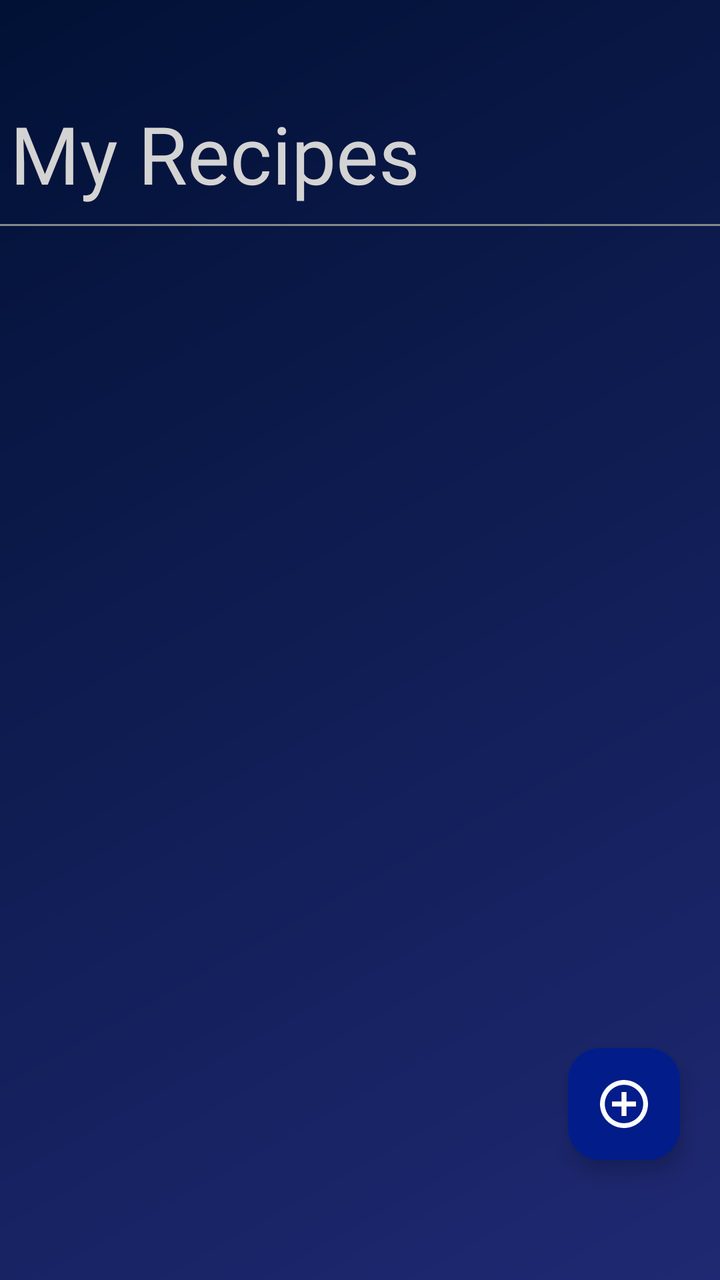
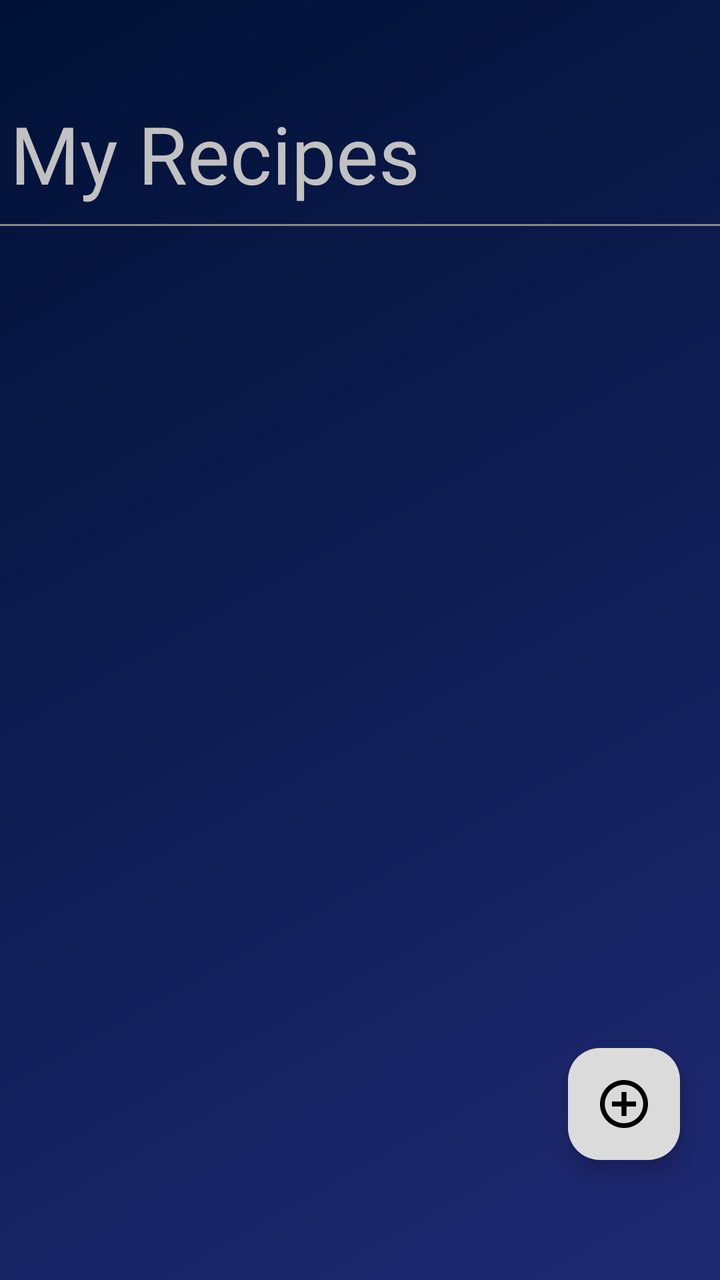

Compare the two renders of this Android layout. The source of the first and the diff that turns it into the second are given below.
<!-- AndroidManifest.xml: application theme Theme.Recipe -->
<!-- res/layout/activity_main.xml -->
<?xml version="1.0" encoding="utf-8"?>
<androidx.constraintlayout.widget.ConstraintLayout xmlns:android="http://schemas.android.com/apk/res/android"
    xmlns:app="http://schemas.android.com/apk/res-auto"
    xmlns:tools="http://schemas.android.com/tools"
    android:id="@+id/main"
    android:layout_width="match_parent"
    android:layout_height="match_parent"
    android:adjustViewBounds="true"
    android:background="@drawable/my_background"
    android:scaleType="centerCrop"
    tools:context=".activities.MainActivity">

    
    <TextView
        android:id="@+id/main_RecipeTextView"
        android:layout_width="350dp"
        android:layout_height="62dp"
        android:layout_marginTop="50dp"
        android:fontFamily="@font/open_sans_bold"
        android:gravity="left"
        android:text="@string/text_my_recipes"
        android:textColor="@color/my_text_view_back"
        android:textSize="40sp"
        app:layout_constraintEnd_toEndOf="parent"
        app:layout_constraintStart_toStartOf="parent"
        app:layout_constraintTop_toTopOf="parent" />

    <View
        android:id="@+id/lineUnderText"
        android:layout_width="match_parent"
        android:layout_height="1dp"
        android:background="#888888"
        app:layout_constraintTop_toBottomOf="@id/main_RecipeTextView"
        app:layout_constraintStart_toStartOf="parent"
        app:layout_constraintEnd_toEndOf="parent"/>


    
    <androidx.recyclerview.widget.RecyclerView
        android:id="@+id/RecyclerViewRecipes"
        android:layout_width="match_parent"
        android:layout_height="0dp"
        android:layout_marginBottom="30dp"
        app:layoutManager="androidx.recyclerview.widget.LinearLayoutManager"
        app:layout_constraintBottom_toBottomOf="parent"
        app:layout_constraintEnd_toEndOf="parent"
        app:layout_constraintStart_toStartOf="parent"
        app:layout_constraintTop_toBottomOf="@id/lineUnderText"
        tools:listitem="@layout/recipes_item" />

    
    <com.google.android.material.floatingactionbutton.FloatingActionButton
        android:id="@+id/floatingActionButton"
        android:layout_width="wrap_content"
        android:layout_height="wrap_content"
        android:layout_marginEnd="20dp"
        android:layout_marginBottom="60dp"
        android:clickable="true"
        android:contentDescription="@string/app_name"
        app:layout_constraintBottom_toBottomOf="parent"
        app:layout_constraintEnd_toEndOf="parent"
        app:backgroundTint="@color/fab_background"
        app:srcCompat="@drawable/ic_add_recipe"
        app:tint="@android:color/white" />

</androidx.constraintlayout.widget.ConstraintLayout>
<!-- res/layout/recipes_item.xml (included above) -->
<?xml version="1.0" encoding="utf-8"?>
<androidx.constraintlayout.widget.ConstraintLayout xmlns:android="http://schemas.android.com/apk/res/android"
    xmlns:app="http://schemas.android.com/apk/res-auto"
    android:layout_width="match_parent"
    android:layout_height="wrap_content"
    android:layout_marginTop="20dp">

    
    <androidx.cardview.widget.CardView
        android:id="@+id/CardViewRecipe"
        android:layout_width="wrap_content"
        android:layout_height="wrap_content"
        app:cardBackgroundColor="@android:color/transparent"
        app:cardElevation="3dp"
        app:cardCornerRadius="12dp"
        app:cardUseCompatPadding="true"
        app:layout_constraintTop_toTopOf="parent"
        app:layout_constraintBottom_toBottomOf="parent"
        app:layout_constraintStart_toStartOf="parent"
        app:layout_constraintEnd_toEndOf="parent">

        
        <androidx.constraintlayout.widget.ConstraintLayout
            android:id="@+id/recipeCard"
            android:layout_width="360dp"
            android:layout_height="110dp"
            android:background="@drawable/textview_border"
            android:padding="8dp">

            
            <com.google.android.material.imageview.ShapeableImageView
                android:id="@+id/RecipeImageView"
                android:layout_width="120dp"
                android:layout_height="95dp"
                android:layout_marginStart="3dp"
                android:scaleType="centerCrop"
                android:src="@drawable/steak"
                android:padding="@dimen/padding_small"
                app:shapeAppearanceOverlay="@style/RoundedImageStyle"
                app:layout_constraintStart_toStartOf="parent"
                app:layout_constraintTop_toTopOf="parent"
                app:layout_constraintBottom_toBottomOf="parent"/>

            
            <LinearLayout
                android:id="@+id/contentLayout"
                android:layout_width="0dp"
                android:layout_height="wrap_content"
                android:orientation="vertical"
                android:minWidth="100dp"
                android:minHeight="80dp"
                android:layout_marginEnd="20dp"
                android:layout_marginStart="8dp"
                app:layout_constraintStart_toEndOf="@id/RecipeImageView"
                app:layout_constraintTop_toTopOf="parent"
                app:layout_constraintBottom_toBottomOf="parent"
                app:layout_constraintEnd_toEndOf="parent">

                <TextView
                    android:id="@+id/recipeTitle"
                    android:layout_width="match_parent"
                    android:layout_height="wrap_content"
                    android:layout_marginStart="10dp"
                    android:ellipsize="end"
                    android:fontFamily="@font/open_sans_bold"
                    android:gravity="start"
                    android:paddingTop="4dp"
                    android:paddingBottom="2dp"
                    android:scrollHorizontally="false"
                    android:singleLine="true"
                    android:text="Meat patties"
                    android:textColor="@android:color/white"
                    android:textSize="18sp"
                    android:textStyle="bold" />

                
                <LinearLayout
                    android:layout_width="wrap_content"
                    android:layout_height="wrap_content"
                    android:orientation="horizontal"
                    android:gravity="center_horizontal">

                    <TextView
                        android:id="@+id/ingredientsLabel"
                        android:layout_width="wrap_content"
                        android:layout_height="wrap_content"
                        android:gravity="left"
                        android:layout_marginStart="10dp"
                        android:text="Ingredients:"
                        android:textColor="@android:color/white"
                        android:textSize="12sp"
                        android:paddingEnd="4dp"/>

                    <TextView
                        android:id="@+id/ingredientsCount"
                        android:layout_width="wrap_content"
                        android:layout_height="wrap_content"
                        android:text="0"
                        android:textColor="@color/my_count_ingredients"
                        android:textSize="12sp"
                        android:fontFamily="sans-serif-medium"/>
                </LinearLayout>
            </LinearLayout>
        </androidx.constraintlayout.widget.ConstraintLayout>
    </androidx.cardview.widget.CardView>

</androidx.constraintlayout.widget.ConstraintLayout>
<!-- resources referenced by this layout -->
<resources>
  <color name="fab_background">#021C8A</color>
  <color name="my_count_ingredients">#0ABD02</color>
  <color name="my_text_view_back">#D3D3D3</color>
  <dimen name="padding_small">4dp</dimen>
  <!-- drawable ic_add_recipe (drawable) -->
  <vector xmlns:android="http://schemas.android.com/apk/res/android"
      android:width="512dp"
      android:height="512dp"
      android:viewportWidth="512"
      android:viewportHeight="512">
    <path
        android:pathData="M233,1c-19.9,1.8 -46.4,7.8 -64.9,14.6 -23.7,8.8 -52.9,25.4 -72.7,41.4 -10.1,8.2 -30.2,28.3 -38.4,38.4 -16,19.8 -32.6,49 -41.4,72.7 -12.4,33.6 -17.8,74.2 -14.6,109.7 1.9,21.6 7.6,47 14.6,66.1 8.8,23.7 25.4,52.9 41.4,72.7 8.2,10.1 28.3,30.2 38.4,38.4 19.8,16 49,32.6 72.7,41.4 33.6,12.4 74.2,17.8 109.7,14.6 21.6,-1.9 47,-7.6 66.1,-14.6 23.7,-8.8 52.9,-25.4 72.7,-41.4 10.1,-8.2 30.2,-28.3 38.4,-38.4 16,-19.8 32.6,-49 41.4,-72.7 7,-19.1 12.7,-44.5 14.6,-66.1 3.2,-35.5 -2.2,-76.1 -14.6,-109.7 -8.8,-23.7 -25.4,-52.9 -41.4,-72.7 -8.2,-10.1 -28.3,-30.2 -38.4,-38.4 -19.8,-16 -49,-32.6 -72.7,-41.4 -33.7,-12.4 -74.7,-17.8 -110.9,-14.6zM273.5,52c48.6,4.6 92.4,25.1 126.9,59.6 67.5,67.6 79.6,169.9 29.8,251.4 -15.7,25.7 -41.5,51.5 -67.2,67.2 -54.4,33.3 -118.8,39.7 -177.8,17.6 -27.9,-10.4 -52.3,-26.2 -73.6,-47.4 -62.5,-62.6 -78.1,-156.4 -39,-234.7 37.8,-75.7 118.5,-121.4 200.9,-113.7z"
        android:fillColor="#000000"
        android:strokeColor="#00000000"/>
    <path
        android:pathData="M230,179l0,51 -51,-0 -51,-0 0,26 0,26 51,-0 51,-0 0,51 0,51 26,-0 26,-0 0,-51 0,-51 51,-0 51,-0 0,-26 0,-26 -51,-0 -51,-0 0,-51 0,-51 -26,-0 -26,-0 0,51z"
        android:fillColor="#000000"
        android:strokeColor="#00000000"/>
  </vector>
  <!-- drawable my_background (drawable) -->
  <shape xmlns:android="http://schemas.android.com/apk/res/android"
      android:shape="rectangle">
  
  
      <gradient
          android:type="linear"
          android:startColor="#011135"
          android:endColor="#1F2973"
          android:angle="315" />
  
      <size
          android:width="1080dp"
          android:height="1920dp" />
  </shape>
  <!-- drawable steak: png bitmap (drawable, 103174 bytes) -->
  <!-- drawable textview_border (drawable) -->
  <?xml version="1.0" encoding="utf-8"?>
  <shape xmlns:android="http://schemas.android.com/apk/res/android"
      android:shape="rectangle">
  
      
      <solid android:color="#1C3075" />
  
      
      <stroke
          android:width="2dp"
          android:color="#202D9B" />
  
      
      <corners android:radius="12dp" />
  </shape>
  <string name="app_name">Recipe</string>
  <string name="text_my_recipes">My Recipes</string>
  <style name="RoundedImageStyle">
          
          <item name="cornerFamily">rounded</item>
          
          <item name="cornerSize">12dp</item>
          
          <item name="strokeColor">@android:color/darker_gray</item>
          <item name="strokeWidth">2dp</item>
      </style>
  <style name="Theme.Recipe" parent="Base.Theme.Recipe" />
  <style name="Base.Theme.Recipe" parent="Theme.Material3.DayNight.NoActionBar">
          
          
      </style>
</resources>

<!-- the commit's change to res/layout/activity_main.xml (unified diff, before → after) -->
@@ -59,9 +59,9 @@
         android:contentDescription="@string/app_name"
         app:layout_constraintBottom_toBottomOf="parent"
         app:layout_constraintEnd_toEndOf="parent"
-        app:backgroundTint="@color/fab_background"
+        app:backgroundTint="@color/background_floatingButton"
         app:srcCompat="@drawable/ic_add_recipe"
-        app:tint="@android:color/white" />
+        app:tint="@color/black" />
 
 </androidx.constraintlayout.widget.ConstraintLayout>
 <!-- res/layout/recipes_item.xml (included above) -->
<!-- resource entries referenced after the edit -->
@@ -1,8 +1,9 @@
 <!-- resources referenced by this layout -->
 <resources>
-  <color name="fab_background">#021C8A</color>
+  <color name="background_floatingButton">#DBDBDB</color>
+  <color name="black">#FF000000</color>
   <color name="my_count_ingredients">#0ABD02</color>
-  <color name="my_text_view_back">#D3D3D3</color>
+  <color name="my_text_view_back">#C1C1C1</color>
   <dimen name="padding_small">4dp</dimen>
   <!-- drawable ic_add_recipe (drawable) -->
   <vector xmlns:android="http://schemas.android.com/apk/res/android"
@@ -41,15 +42,13 @@
       android:shape="rectangle">
   
       
-      <solid android:color="#1C3075" />
+      <solid android:color="#22388E" />
   
       
-      <stroke
-          android:width="2dp"
-          android:color="#202D9B" />
+  
   
       
-      <corners android:radius="12dp" />
+      <corners android:radius="10dp" />
   </shape>
   <string name="app_name">Recipe</string>
   <string name="text_my_recipes">My Recipes</string>
